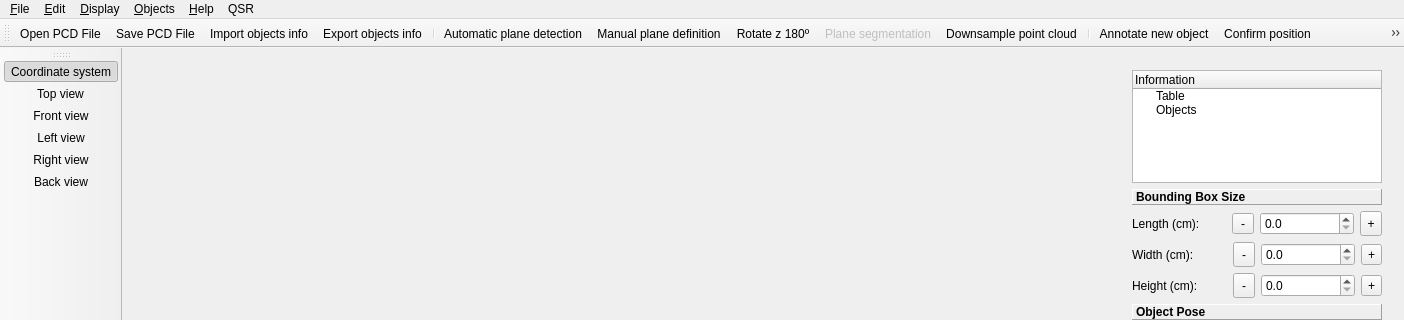
Qt form annotation-tool/src/mainwindow.ui (vvdottir/3d_annotation_tool) before a commit; both pictures show x 0 to 1404 and y 0 to 320 of the 1404 by 716 pixel window.
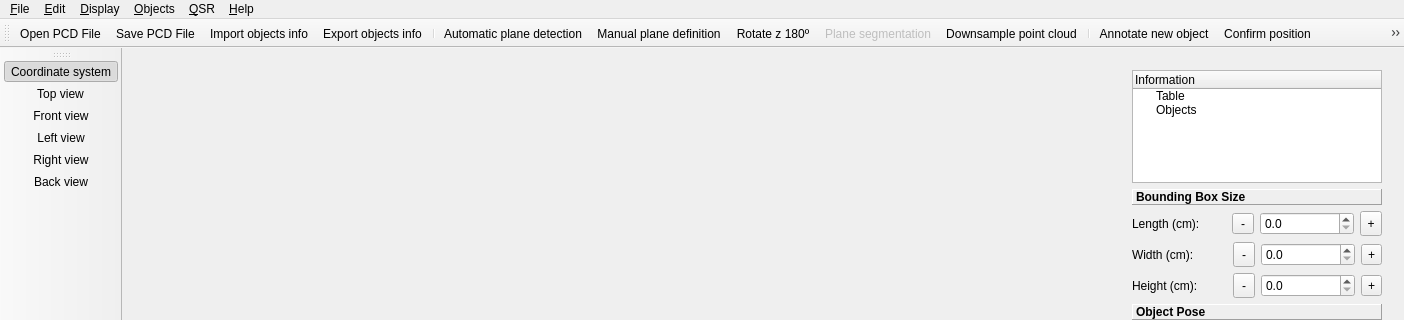
The same form after that commit. Icons and pictures are not drawn. Custom widgets are drawn as their Qt base class.

What changed in the file:
```diff
--- a/annotation-tool/src/mainwindow.ui
+++ b/annotation-tool/src/mainwindow.ui
@@ -1319,7 +1319,7 @@
    </widget>
    <widget class="QMenu" name="menuQSR">
     <property name="title">
-     <string>QSR</string>
+     <string>&amp;QSR</string>
     </property>
     <addaction name="actionQSR_values"/>
    </widget>
@@ -1327,8 +1327,8 @@
    <addaction name="menuEdit"/>
    <addaction name="menu_Display"/>
    <addaction name="menuObjects"/>
-   <addaction name="menu_Help"/>
    <addaction name="menuQSR"/>
+   <addaction name="menu_Help"/>
   </widget>
   <widget class="QToolBar" name="mainToolBar">
    <attribute name="toolBarArea">
```
Left out of the diff: 25 changed lines with no effect on the pictures.
